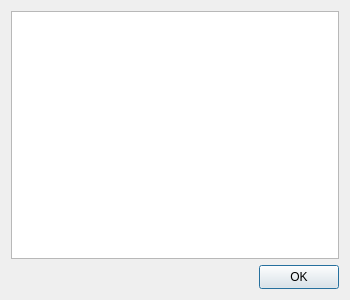
Above: cdonation.ui from PavelMr/skytechx before the change. Below: the same form after it.
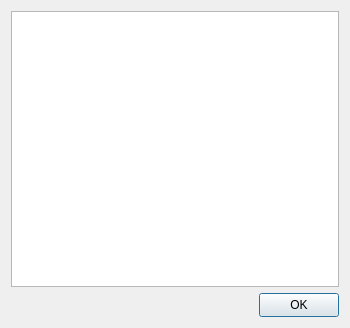
That is the form after the change. Icons and pictures are not drawn.

What changed in the file:
```diff
--- a/cdonation.ui
+++ b/cdonation.ui
@@ -7,7 +7,7 @@
     <x>0</x>
     <y>0</y>
     <width>350</width>
-    <height>300</height>
+    <height>328</height>
    </rect>
   </property>
   <property name="sizePolicy">
@@ -41,6 +41,9 @@
          <pointsize>10</pointsize>
         </font>
        </property>
+       <property name="readOnly">
+        <bool>true</bool>
+       </property>
       </widget>
      </item>
     </layout>
```
